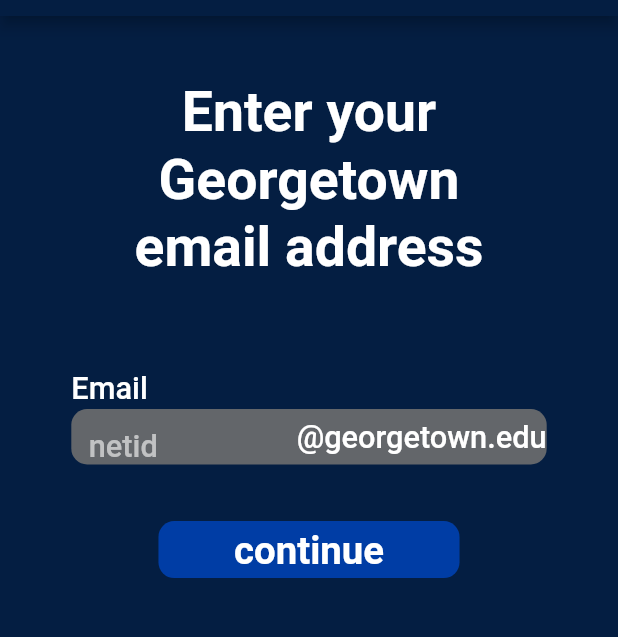
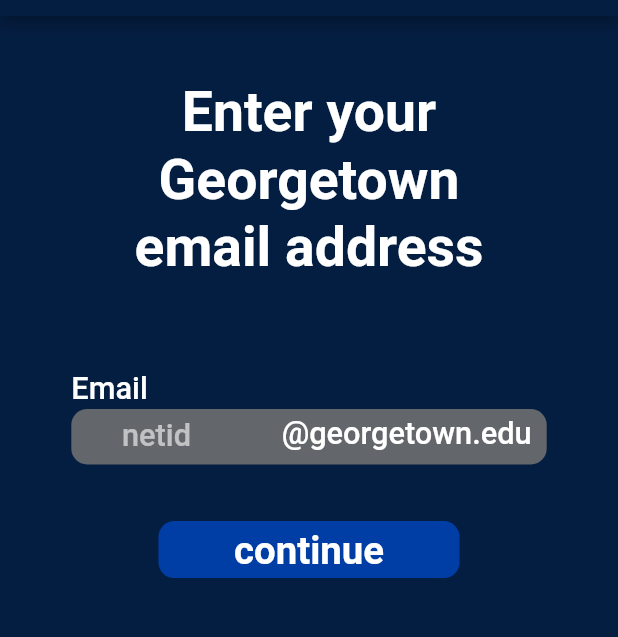
Before and after one commit to PontisDigital/allowance-app, a Flutter app: the OnboardingStartPage screen opened directly, on a phone screen of 412 x 824 dp, the part 68-705 px from its top. Run offline on Flutter 3.47's test engine with Material 2 defaults, Android fonts, the phone set to English and light mode, and no system bars; our stand-ins replace cloud_firestore, firebase_auth, firebase_core, google_fonts, qr_flutter; accounts and stored records are empty; network calls fail.

Commit message:
center email input

```diff
--- a/lib/page-1/onboarding-start.dart
+++ b/lib/page-1/onboarding-start.dart
@@ -124,21 +124,20 @@
                                       child: Row(
                                         children: [
                                           Flexible(
+                                            child: Align(
+											alignment: Alignment.center,
                                               child: TextField(
                                                 decoration: InputDecoration(
                                                   border: InputBorder.none,
-                                                focusedBorder: InputBorder.none,
-                                                enabledBorder: InputBorder.none,
+                                                  focusedBorder:
+                                                      InputBorder.none,
+                                                  enabledBorder:
+                                                      InputBorder.none,
                                                   errorBorder: InputBorder.none,
                                                   disabledBorder:
                                                       InputBorder.none,
-                                                contentPadding:
-                                                    EdgeInsets.fromLTRB(
-                                                        11 * fem,
-                                                        5 * fem,
-                                                        11 * fem,
-                                                        4 * fem),
                                                   hintText: 'netid',
+												  contentPadding: EdgeInsets.symmetric(vertical: 9 * fem, horizontal: 32 * fem),
                                                   hintStyle: TextStyle(
                                                       color: Color(0x99ffffff)),
                                                 ),
@@ -168,7 +167,11 @@
                                                 },
                                               ),
                                             ),
-                                          Text(
+                                          ),
+                                          Padding(
+                                            padding: const EdgeInsets.fromLTRB(
+												0, 0, 10, 5),
+                                            child: Text(
                                               '@georgetown.edu',
                                               style: TextStyle(
                                                 fontSize: 20 * ffem,
@@ -176,6 +179,7 @@
                                                 height: 1.26 * ffem / fem,
                                                 color: Color(
                                                     0xffffffff), // Text color changed to white
+                                              ),
                                             ),
                                           ),
                                         ],
```
Lines whose indentation alone changed are shown as unchanged.
